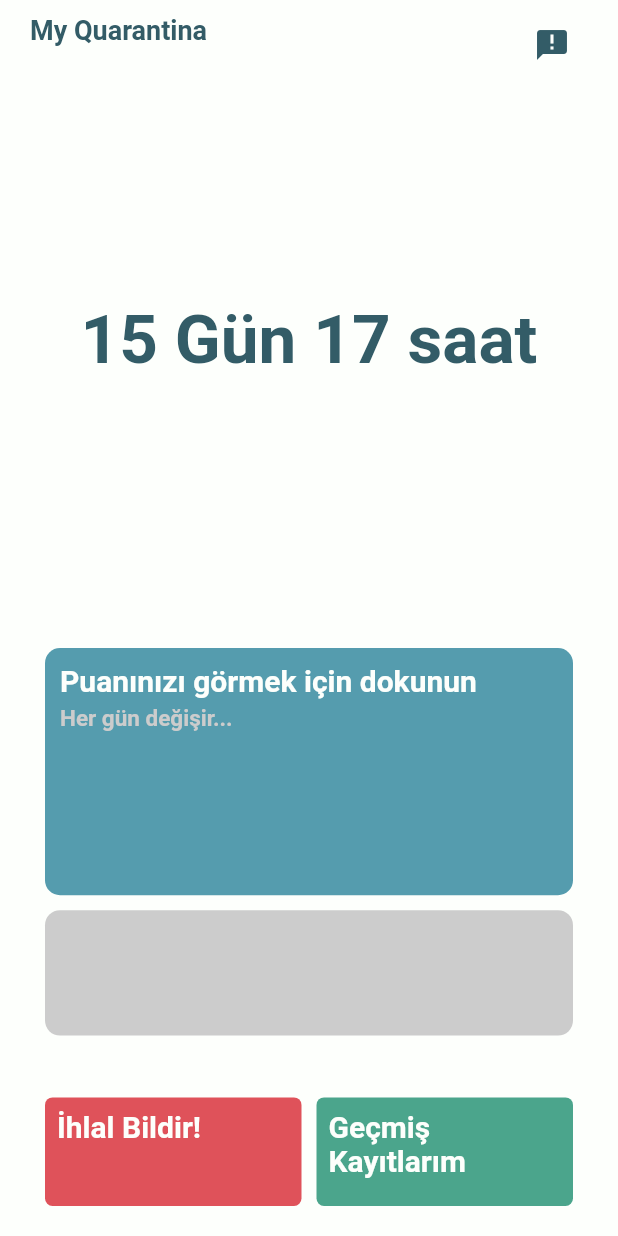
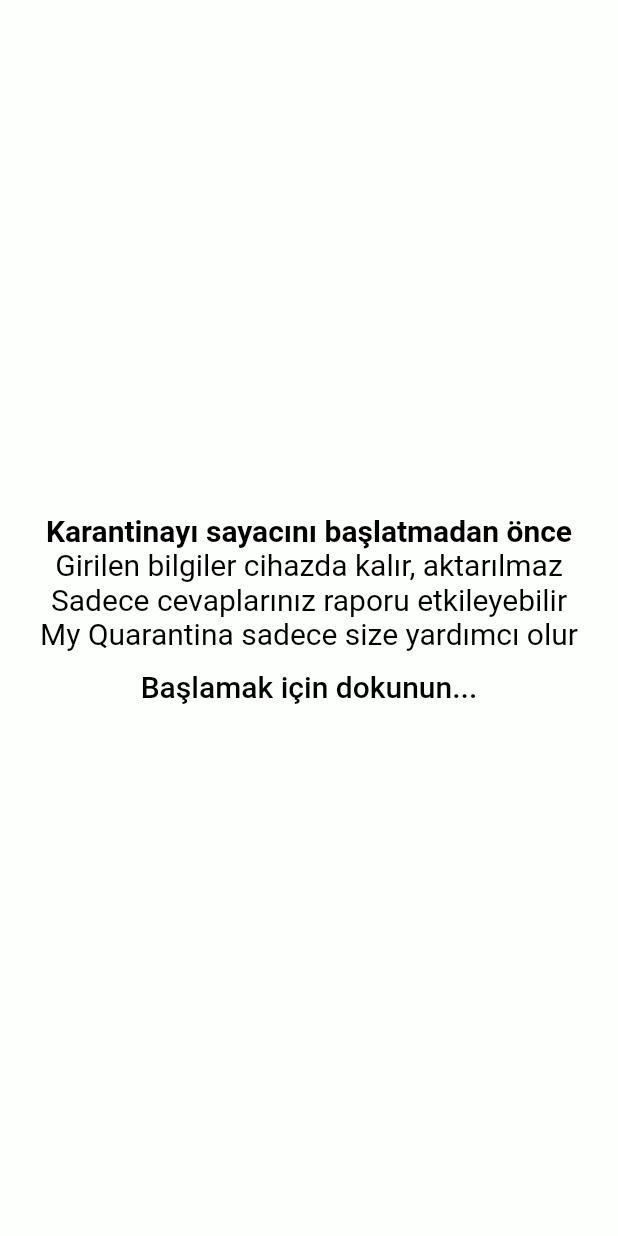
Before and after one commit to imertgul/My_Quarantina, a Flutter app: the screen it shows after launch, on a phone screen of 412 x 824 dp. Run offline on Flutter 3.47's test engine with Material 2 defaults, Android fonts, the phone set to English and light mode, and no system bars.

Commit message:
Giriş sayfası oluşturuldu

```diff
--- a/lib/pages/homepage.dart
+++ b/lib/pages/homepage.dart
@@ -12,6 +12,8 @@ class _HomePageState extends State<HomePage> {
   double statusBarHeight = 0;
   double unit = 0;
   bool _isSelected = true;
+  bool _dayCountStart = false;
+  bool _notAgain = true;
   double _animatedWidth = 50;
   double _animatedHeight = 50;
   Color _animatedColor = Renkler.secondary;
@@ -64,13 +66,26 @@ class _HomePageState extends State<HomePage> {
               color: Renkler.primary,
             ),
             child: Container(
-              alignment: Alignment.center,
-              child: Text(
-                "15 Gün 17 saat",
-                style: TextStyle(
-                    fontWeight: FontWeight.bold,
-                    fontSize: 45,
-                    color: Renkler.dark),
+              child: Center(
+                child: Column(
+                  mainAxisAlignment: MainAxisAlignment.center,
+                  children: <Widget>[
+                    Text(
+                      "13 Gün 22 saat",
+                      style: TextStyle(
+                          fontWeight: FontWeight.bold,
+                          fontSize: 45,
+                          color: Renkler.dark),
+                    ),
+                    Text(
+                      "Bitirmeniz için kalan süre: 2 gün 4 saat",
+                      style: TextStyle(
+                          fontWeight: FontWeight.bold,
+                          fontSize: 20,
+                          color: Renkler.dark),
+                    ),
+                  ],
+                ),
               ),
             ),
           ),
@@ -127,7 +142,9 @@ class _HomePageState extends State<HomePage> {
                       const EdgeInsets.only(bottom: 10.0, left: 5, right: 10),
                   child: GestureDetector(
                     onTap: () {
-                      print("Geçmiş kayıtlar");
+                      setState(() {
+                        _dayCountStart = !_dayCountStart;
+                      });
                     },
                     child: Container(
                       height: double.infinity,
@@ -167,6 +184,7 @@ class _HomePageState extends State<HomePage> {
                 setState(() {
                   _animatedColor = Renkler.green;
                   _isSelected = false;
+                  _notAgain = false;
                   _animatedText = "Hesaplanıyor...";
                 });
                 Timer timer = new Timer(new Duration(seconds: 5), () {
@@ -196,12 +214,16 @@ class _HomePageState extends State<HomePage> {
                         crossAxisAlignment: CrossAxisAlignment.start,
                         children: <Widget>[
                           Text(
-                            _isSelected ? "Puanınızı görmek için dokunun" : " ",
+                            _isSelected && _notAgain
+                                ? "Puanınızı görmek için dokunun"
+                                : " ",
                             style: buttonTextStyle,
                           ),
                           SizedBox(height: 5),
                           Text(
-                            _isSelected ? "Her gün değişir..." : " ",
+                            _isSelected && _notAgain
+                                ? "Her gün değişir..."
+                                : " ",
                             style: TextStyle(
                                 fontWeight: FontWeight.bold,
                                 fontSize: 15,
@@ -275,6 +297,77 @@ class _HomePageState extends State<HomePage> {
       );
     }
 
+    Widget _buildStarter() {
+      return Column(
+        children: <Widget>[
+          SizedBox(height: statusBarHeight),
+          Center(
+            child: Padding(
+              padding: const EdgeInsets.all(10.0),
+              child: Visibility(
+                visible: !_dayCountStart,
+                child: Container(
+                  height: screenHeight - statusBarHeight - 20,
+                  width: double.infinity,
+                  decoration: BoxDecoration(
+                    color: Renkler.primary,
+                    borderRadius: BorderRadius.circular(10),
+                  ),
+                  child: Column(
+                    mainAxisAlignment: MainAxisAlignment.center,
+                    children: <Widget>[
+                      Text(
+                        "Karantinayı sayacını başlatmadan önce",
+                        style: TextStyle(
+                            fontWeight: FontWeight.bold,
+                            fontSize: 20,
+                            color: Renkler.dark),
+                      ),
+                      Text(
+                        "Girilen bilgiler cihazda kalır, aktarılmaz",
+                        style: TextStyle(
+                            // fontWeight: FontWeight.bold,
+                            fontSize: 20,
+                            color: Renkler.dark),
+                      ),
+                      Text(
+                        "Sadece cevaplarınız raporu etkileyebilir",
+                        style: TextStyle(
+                            // fontWeight: FontWeight.bold,
+                            fontSize: 20,
+                            color: Renkler.dark),
+                      ),
+                      Text(
+                        "My Quarantina sadece size yardımcı olur",
+                        style: TextStyle(
+                            // fontWeight: FontWeight.bold,
+                            fontSize: 20,
+                            color: Renkler.dark),
+                      ),
+                      FlatButton(
+                        onPressed: () {
+                          setState(() {
+                            _dayCountStart = true;
+                          });
+                        },
+                        child: Text(
+                          "Başlamak için dokunun...",
+                          style: TextStyle(
+                              // fontWeight: FontWeight.bold,
+                              fontSize: 20,
+                              color: Renkler.dark),
+                        ),
+                      )
+                    ],
+                  ),
+                ),
+              ),
+            ),
+          ),
+        ],
+      );
+    }
+
     return Scaffold(
       body: Stack(
         children: <Widget>[
@@ -295,7 +388,8 @@ class _HomePageState extends State<HomePage> {
                 ],
               ),
             ),
-          )
+          ),
+          _buildStarter(),
         ],
       ),
     );
--- a/lib/utilities/constants.dart
+++ b/lib/utilities/constants.dart
@@ -11,8 +11,9 @@ class Renkler {
   static const Color blue = Color(0xff6891c5);
   static const Color green = Color(0xff007f5f);
   static const Color greenDark = Color(0xff4ba58c);
-  static const Color dark = Color(0xff335c67);
-  static const Color dDark = Color(0xff253141);
+  static const Color dark = Color(0xff000000);
+  static const Color dDark = Color(0xff335c67);
+  static const Color dDarkBlue = Color(0xff253141);
 }
 
 final buttonTextStyle = TextStyle(
```
